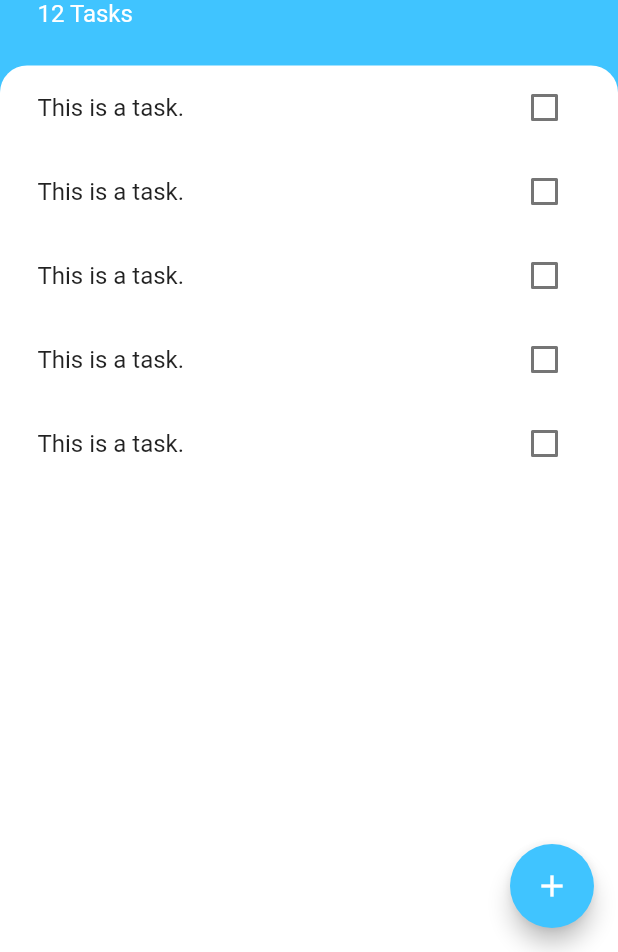
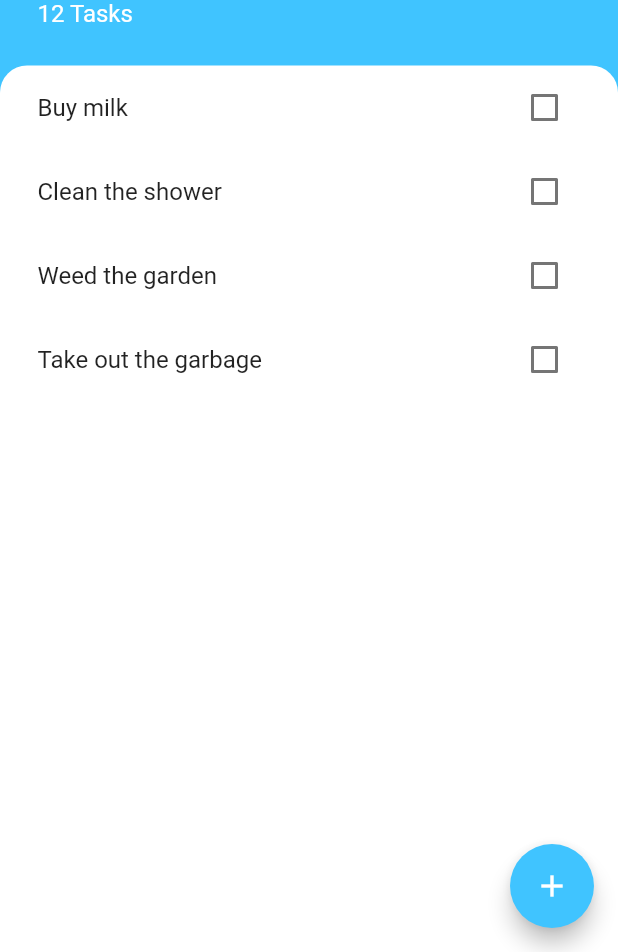
Before and after one commit to dustyfingers/todoey_flutter, a Flutter app: the screen it shows after launch, on a phone screen of 412 x 824 dp, the part 284-1236 px from its top. Run offline on Flutter 3.47's test engine with Material 2 defaults, Android fonts, the phone set to English and light mode, and no system bars.

Commit message:
refactored the task list the make more sense state management wise, learned about the listview builder

```diff
--- a/lib/components/task_tile.dart
+++ b/lib/components/task_tile.dart
@@ -1,46 +1,25 @@
 import 'package:flutter/material.dart';
 
-class TaskTile extends StatefulWidget {
-  @override
-  _TaskTileState createState() => _TaskTileState();
-}
-
-class _TaskTileState extends State<TaskTile> {
-  bool isChecked = false;
-  void handleCheckboxChanged(bool checkboxState) {
-    setState(() {
-      isChecked = checkboxState;
-    });
-  }
+class TaskTile extends StatelessWidget {
+  final bool isChecked;
+  final String taskTitle;
+  final Function toggleCheckbox;
+  TaskTile({this.isChecked, this.taskTitle, this.toggleCheckbox});
 
   @override
   Widget build(BuildContext context) {
     return ListTile(
       contentPadding: EdgeInsets.all(0),
       title: Text(
-        'This is a task.',
+        taskTitle,
         style: TextStyle(
             decoration: isChecked ? TextDecoration.lineThrough : null),
       ),
-      trailing: TaskCheckbox(
-        checkboxState: isChecked,
-        toggleCheckboxState: handleCheckboxChanged,
+      trailing: Checkbox(
+        activeColor: Colors.lightBlueAccent,
+        value: isChecked,
+        onChanged: toggleCheckbox,
       ),
     );
   }
 }
-
-class TaskCheckbox extends StatelessWidget {
-  final bool checkboxState;
-  final Function toggleCheckboxState;
-
-  TaskCheckbox({this.checkboxState, this.toggleCheckboxState});
-
-  Widget build(BuildContext context) {
-    return Checkbox(
-      activeColor: Colors.lightBlueAccent,
-      value: checkboxState,
-      onChanged: toggleCheckboxState,
-    );
-  }
-}
--- a/lib/components/tasks_list.dart
+++ b/lib/components/tasks_list.dart
@@ -1,18 +1,35 @@
 import 'package:flutter/material.dart';
 
 import 'task_tile.dart';
+import 'package:todoey_flutter/models/task.dart';
 
-class TasksList extends StatelessWidget {
+class TasksList extends StatefulWidget {
+  @override
+  _TasksListState createState() => _TasksListState();
+}
+
+class _TasksListState extends State<TasksList> {
+  List<Task> tasks = [
+    Task(name: "Buy milk"),
+    Task(name: "Clean the shower"),
+    Task(name: "Weed the garden"),
+    Task(name: "Take out the garbage"),
+  ];
+
   @override
   Widget build(BuildContext context) {
-    return ListView(
-      children: [
-        TaskTile(),
-        TaskTile(),
-        TaskTile(),
-        TaskTile(),
-        TaskTile(),
-      ],
+    return ListView.builder(
+      itemBuilder: (context, index) {
+        return TaskTile(
+            taskTitle: tasks[index].name,
+            isChecked: tasks[index].isDone,
+            toggleCheckbox: (bool checkboxState) {
+              setState(() {
+                tasks[index].toggleDone();
+              });
+            });
+      },
+      itemCount: tasks.length,
     );
   }
 }
--- /dev/null
+++ b/lib/models/task.dart
@@ -0,0 +1,10 @@
+class Task {
+  final String name;
+  bool isDone;
+
+  Task({this.name, this.isDone = false});
+
+  void toggleDone() {
+    isDone = !isDone;
+  }
+}
```
